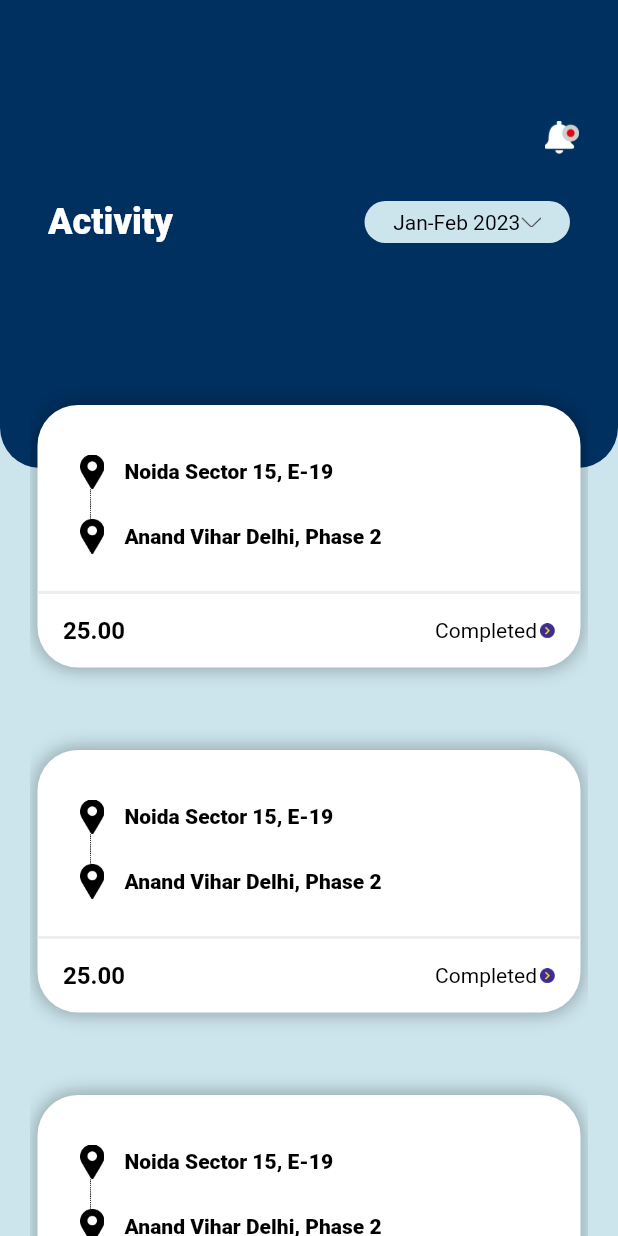
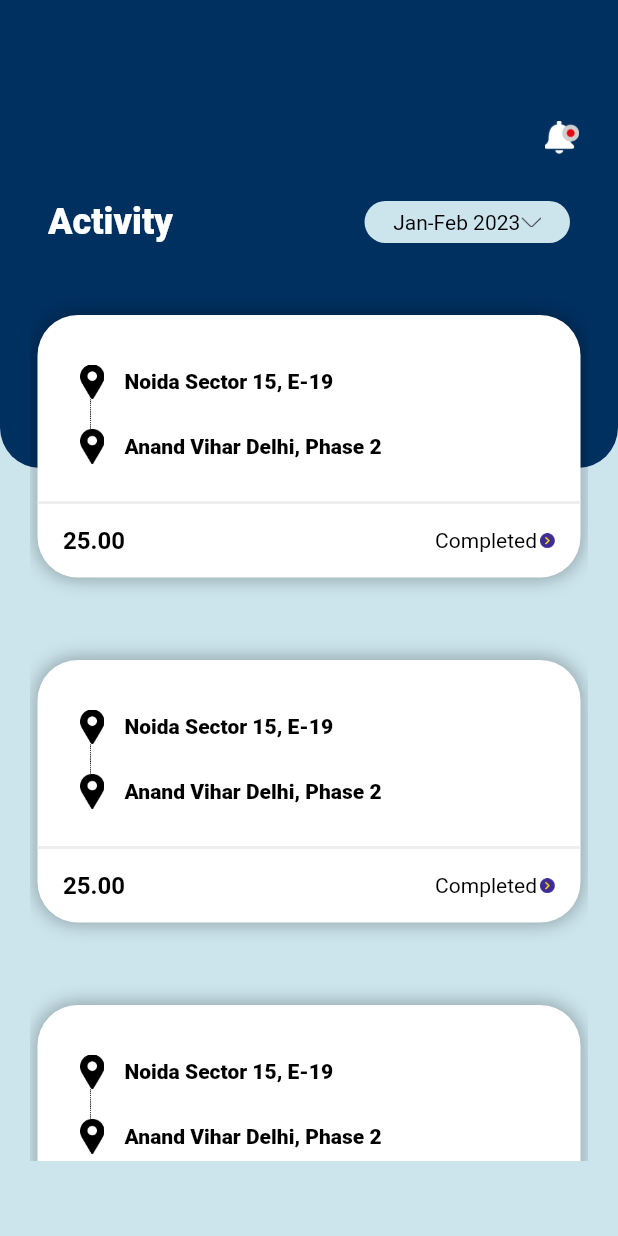
Before and after one commit to rinkuniks/flygrs-flutter, a Flutter app: the ActivityScreen screen opened directly, on a phone screen of 412 x 824 dp. Run offline on Flutter 3.47's test engine with Material 2 defaults, Android fonts, the phone set to English and light mode, and no system bars; our stand-ins replace flutter_rating_bar, flutter_svg, syncfusion_flutter_datepicker; missing offline and left inert: flutter_share; Roboto replaces fonts that are missing (Poppins).

Commit message:
activity update

```diff
--- a/lib/view/activity/activity.dart
+++ b/lib/view/activity/activity.dart
@@ -125,9 +125,9 @@ class _ActivityScreenState extends State<ActivityScreen> {
               )
           ),
           Positioned(
-              top: 250,
+              top: 190,
               child: Container(
-                height: MediaQuery.of(context).size.height-250,
+                height: MediaQuery.of(context).size.height-240,
                 width: MediaQuery.of(context).size.width - 40,
                 margin: const EdgeInsets.symmetric(horizontal: 20),
 
```
